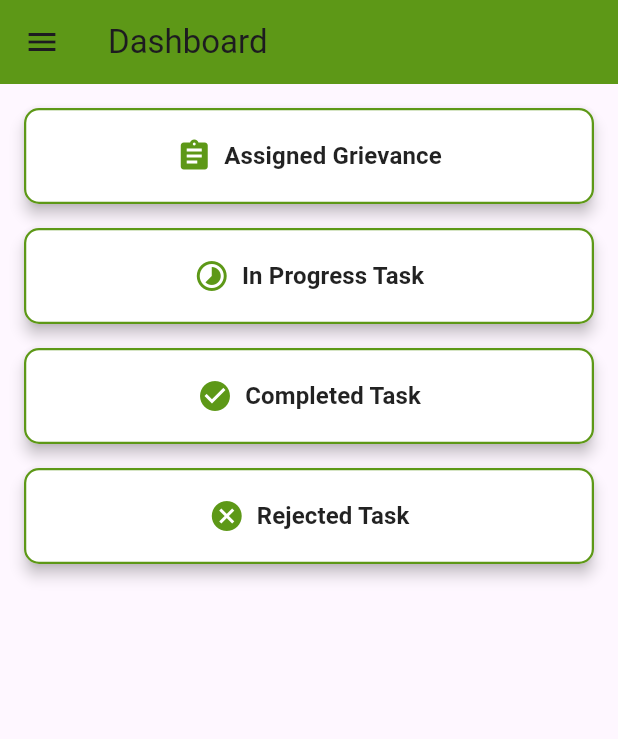
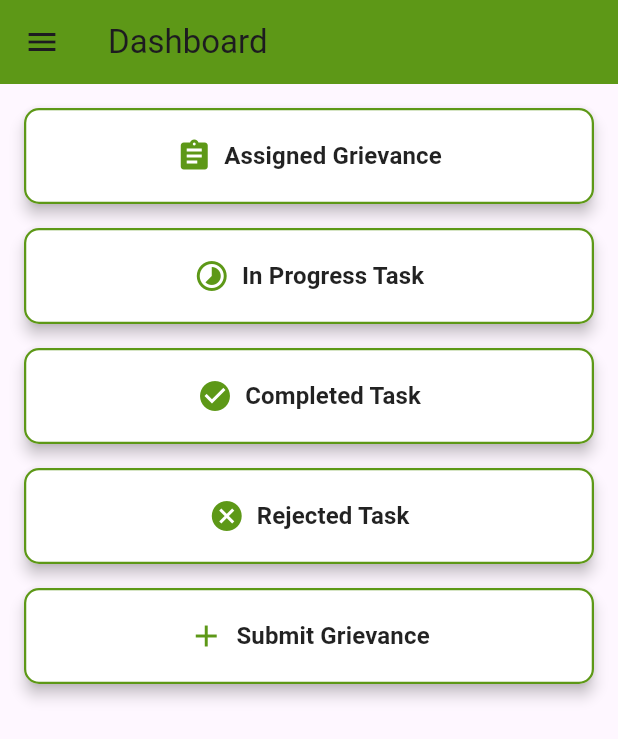
Before and after one commit to DeepakKumbhar-123/MBMC, a Flutter app: the adminDashboard screen opened directly, on a phone screen of 412 x 824 dp. Shown: the top 739 px of the screen. Run offline on Flutter 3.47's test engine with Material 3 defaults, Android fonts, the phone set to English and light mode, and no system bars; our stand-ins replace dropdown_button2, firebase_core, firebase_database, geolocator, image_picker; accounts and stored records are empty.

Commit message:
change in homescreen

```diff
--- a/lib/screens/adminDashboard.dart
+++ b/lib/screens/adminDashboard.dart
@@ -1,5 +1,6 @@
 import 'package:flutter/material.dart';
-import 'splashScreen.dart';
+import 'InProgressTaskPage.dart';
+import 'RejectedTask.dart';
 import 'SubmitGrievancePage.dart';
 import 'assignedTask.dart';
 
@@ -9,7 +10,7 @@ class adminDashboard extends StatelessWidget {
     return Scaffold(
       appBar: AppBar(
         title: Text('Dashboard'),
-        backgroundColor: Color(0xFF5D9817), // Custom green color
+        backgroundColor: Color(0xFF5D9817),
       ),
       drawer: Drawer(
         child: Column(
@@ -22,10 +23,9 @@ class adminDashboard extends StatelessWidget {
                 child: Icon(Icons.person, size: 40, color: Color(0xFF5D9817)),
               ),
               decoration: BoxDecoration(
-                color: Color(0xFF5D9817), // Match the AppBar color
+                color: Color(0xFF5D9817),
               ),
             ),
-            // Drawer menu items
             ListTile(
               leading: Icon(Icons.settings),
               title: Text('Settings'),
@@ -55,47 +55,34 @@ class adminDashboard extends StatelessWidget {
         child: Column(
           crossAxisAlignment: CrossAxisAlignment.stretch,
           children: [
-            _buildElevatedButton('Assigned Grievance', Icons.assignment, context),
-        SizedBox(height: 16),
-        _buildElevatedButton('In Progress Task', Icons.timelapse, context),
-        SizedBox(height: 16),
-        _buildElevatedButton('Completed Task', Icons.check_circle, context),
-        SizedBox(height: 16),
-        _buildElevatedButton('Rejected Task', Icons.cancel, context),
-          ]
-      ),
+            _buildElevatedButton('Assigned Grievance', Icons.assignment, context, AdminGrievancePage()),
+            SizedBox(height: 16),
+            _buildElevatedButton('In Progress Task', Icons.timelapse, context, InProgressTaskPage()),
+            SizedBox(height: 16),
+            _buildElevatedButton('Completed Task', Icons.check_circle, context, null),
+            SizedBox(height: 16),
+            _buildElevatedButton('Rejected Task', Icons.cancel, context, RejectedTaskPage()),
+            SizedBox(height: 16),
+            _buildElevatedButton('Submit Grievance', Icons.add, context, SubmitGrievancePage()),
+          ],
+        ),
       ),
     );
   }
 
-  Widget _buildElevatedButton(String title, IconData icon, BuildContext context) {
+  Widget _buildElevatedButton(String title, IconData icon, BuildContext context, Widget? destinationPage) {
     return ElevatedButton(
       style: ElevatedButton.styleFrom(
-        foregroundColor: Colors.black87, backgroundColor: Colors.white, // Text color
-        elevation: 4, // Shadow effect
-        padding: EdgeInsets.symmetric(vertical: 20), // Button height
-        shape: RoundedRectangleBorder(
-          borderRadius: BorderRadius.circular(10), // Rounded corners
-        ),
-        side: BorderSide(color: Color(0xFF5D9817), width: 1.5), // Border color and width
+        foregroundColor: Colors.black87, backgroundColor: Colors.white,
+        elevation: 4, padding: EdgeInsets.symmetric(vertical: 20),
+        shape: RoundedRectangleBorder(borderRadius: BorderRadius.circular(10)),
+        side: BorderSide(color: Color(0xFF5D9817), width: 1.5),
       ),
       onPressed: () {
-        // Implement navigation or functionality for each button
-        if (title == 'Submit Grievance') {
-          // Navigate to Submit Grievance Form
+        if (destinationPage != null) {
           Navigator.push(
             context,
-            MaterialPageRoute(
-              builder: (context) => AdminGrievancePage(),
-            ),
-          );
-        } else {
-          // Navigate to the PlaceholderPage
-          Navigator.push(
-            context,
-            MaterialPageRoute(
-              builder: (context) => PlaceholderPage(title: title),
-            ),
+            MaterialPageRoute(builder: (context) => destinationPage),
           );
         }
       },
@@ -106,36 +93,10 @@ class adminDashboard extends StatelessWidget {
           SizedBox(width: 8),
           Text(
             title,
-            style: TextStyle(
-              fontSize: 16,
-              fontWeight: FontWeight.bold,
-            ),
+            style: TextStyle(fontSize: 16, fontWeight: FontWeight.bold),
           ),
         ],
       ),
     );
   }
 }
-
-// Placeholder Page for other buttons
-class PlaceholderPage extends StatelessWidget {
-  final String title;
-
-  PlaceholderPage({required this.title});
-
-  @override
-  Widget build(BuildContext context) {
-    return Scaffold(
-      appBar: AppBar(
-        title: Text(title),
-        backgroundColor: Color(0xFF5D9817),
-      ),
-      body: Center(
-        child: Text(
-          'This is the $title page',
-          style: TextStyle(fontSize: 18),
-        ),
-      ),
-    );
-  }
-}
--- a/pubspec.yaml
+++ b/pubspec.yaml
@@ -66,6 +66,7 @@ flutter:
     - assets/images/mbmc_logo.png
     - assets/images/MBMC.png
     - assets/images/MBMC-removebg.png
+    - assets/images/background_image.jpg
 
 
 
```
Also changed, not shown: lib/screens/InProgressTaskPage.dart (added, +57 -0 lines), lib/screens/RejectedTask.dart (added, +56 -0 lines), lib/screens/SubmitGrievancePage.dart (+4 -4 lines), lib/screens/assignedTask.dart (+43 -2 lines), lib/screens/splashScreen.dart (+18 -6 lines), assets/images/background_image.jpg (added).
